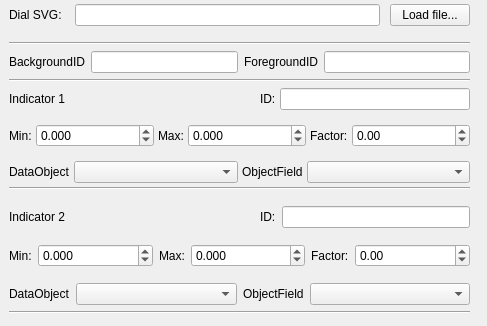
Above: ground/src/plugins/airspeed/airspeedgadgetoptionspage.ui from openpilot/OpenPilot before the change. Below: the same form after it.
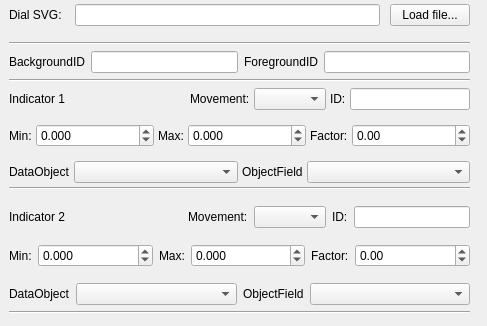
That is the form after the change.

Commit message: OP-60: Analog dial needles can now also move horizontally and vertically. Combined move can be achieved if both needles have the same name, this enables fancy indicators such as artificial horizon. Additional work still needed for proper display, but it's a start.

```diff
--- a/ground/src/plugins/airspeed/airspeedgadgetoptionspage.ui
+++ b/ground/src/plugins/airspeed/airspeedgadgetoptionspage.ui
@@ -145,6 +145,16 @@
           </property>
          </spacer>
         </item>
+        <item>
+         <widget class="QLabel" name="label_12">
+          <property name="text">
+           <string>Movement:</string>
+          </property>
+         </widget>
+        </item>
+        <item>
+         <widget class="QComboBox" name="moveNeedle1"/>
+        </item>
         <item>
          <widget class="QLabel" name="label_5">
           <property name="text">
@@ -338,6 +348,16 @@
           </property>
          </spacer>
         </item>
+        <item>
+         <widget class="QLabel" name="label_13">
+          <property name="text">
+           <string>Movement:</string>
+          </property>
+         </widget>
+        </item>
+        <item>
+         <widget class="QComboBox" name="moveNeedle2"/>
+        </item>
         <item>
          <widget class="QLabel" name="label_17">
           <property name="text">
```
The commit also changes 6 other files.
